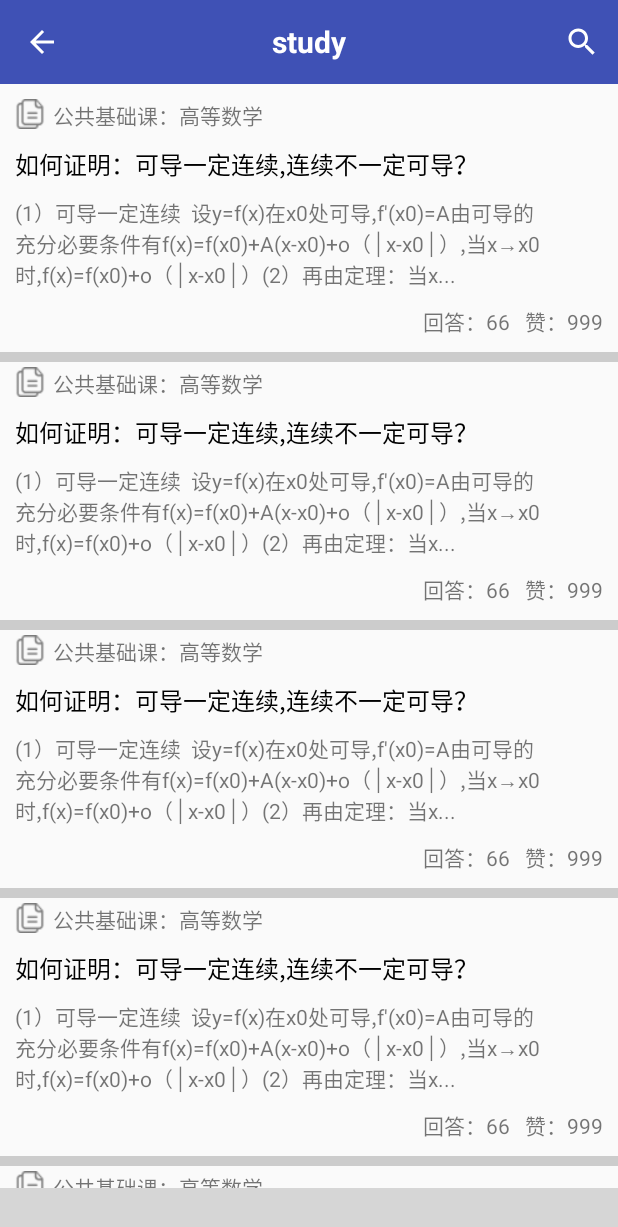
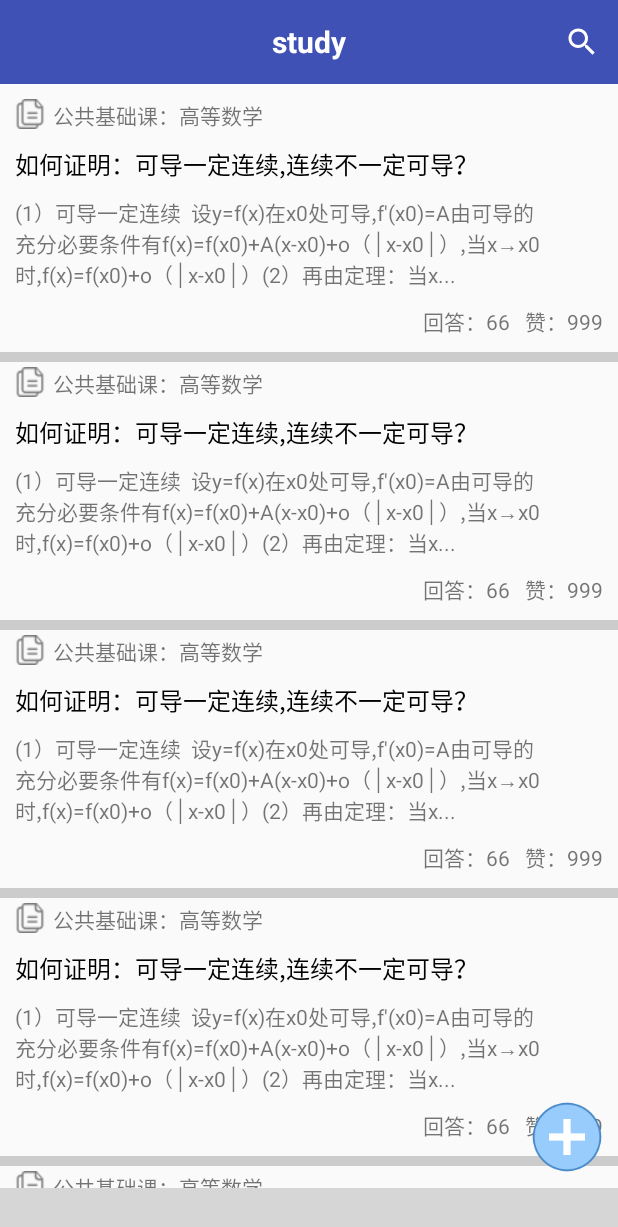
Before and after one commit to SrtpStudy/YiQiXue, an Android app: the screen it shows after launch (MainActivity), on a phone screen of 412 x 824 dp. Shown: the top 1227 px of the screen. Run offline under Robolectric (Android 15) with nearby library versions, the phone set to English and light mode, and no system bars; libraries missing offline, so code that uses them is left out: com.ashokvarma.bottomnavigation; plain views replace BottomNavigationBar; 5 statements that could not run were skipped; grey boxes are pictures that could not be loaded.

Commit message:
新建问题界面完成

```diff
--- a/study/app/src/main/AndroidManifest.xml
+++ b/study/app/src/main/AndroidManifest.xml
@@ -15,6 +15,7 @@
                 <category android:name="android.intent.category.LAUNCHER" />
             </intent-filter>
         </activity>
+        <activity android:name=".activity.NewQuestionActivity"></activity>
     </application>
 
 </manifest>
--- a/study/app/src/main/java/com/cslaker/study/activity/MainActivity.java
+++ b/study/app/src/main/java/com/cslaker/study/activity/MainActivity.java
@@ -28,7 +28,6 @@ public class MainActivity extends AppCompatActivity implements BottomNavigationB
         Toolbar toolbar = (Toolbar) findViewById(R.id.toolbar);
         toolbar.setTitle("");
         setSupportActionBar(toolbar);
-        getSupportActionBar().setDisplayHomeAsUpEnabled(true);
 
         BottomNavigationBar bottomNavigationBar = (BottomNavigationBar) findViewById(R.id.bottom_navigation_bar);
         bottomNavigationBar.setMode(BottomNavigationBar.MODE_FIXED);
--- a/study/app/src/main/java/com/cslaker/study/fragment/HomeFragment.java
+++ b/study/app/src/main/java/com/cslaker/study/fragment/HomeFragment.java
@@ -1,5 +1,6 @@
 package com.cslaker.study.fragment;
 
+import android.content.Intent;
 import android.graphics.Color;
 import android.support.v4.app.Fragment;
 import android.os.Bundle;
@@ -9,8 +10,10 @@ import android.util.Log;
 import android.view.LayoutInflater;
 import android.view.View;
 import android.view.ViewGroup;
+import android.widget.ImageButton;
 
 import com.cslaker.study.R;
+import com.cslaker.study.activity.NewQuestionActivity;
 import com.cslaker.study.adapter.QuestionAdapter;
 import com.cslaker.study.bean.Question;
 import com.cslaker.study.tools.RecyclerViewDivider;
@@ -22,13 +25,14 @@ import java.util.List;
  * Created by CSLaker on 2017/3/24.
  */
 
-public class HomeFragment extends Fragment {
+public class HomeFragment extends Fragment implements View.OnClickListener{
 
     private static HomeFragment fragment;
     private static RecyclerViewDivider dividerLine;
     private RecyclerView mRecyclerView;
     private QuestionAdapter mAdapter;
     private List<Question> mQuesDatas;
+    private ImageButton mNewQuestion;
 
     @Override
     public void onCreate(Bundle savedInstanceState) {
@@ -49,6 +53,9 @@ public class HomeFragment extends Fragment {
     @Override
     public View onCreateView(LayoutInflater inflater, ViewGroup container, Bundle savedInstanceState) {
         View view = inflater.inflate(R.layout.fragment_home, container, false);
+
+        mNewQuestion = (ImageButton) view.findViewById(R.id.ib_new_question);
+        mNewQuestion.setOnClickListener(this);
 
         mRecyclerView = (RecyclerView) view.findViewById(R.id.recycle_view);
         LinearLayoutManager mLayoutManager = new LinearLayoutManager(getActivity());
@@ -85,4 +92,13 @@ public class HomeFragment extends Fragment {
         }
     }
 
+    @Override
+    public void onClick(View v) {
+        switch (v.getId()) {
+            case R.id.ib_new_question: {
+                Intent intent = new Intent(getActivity(), NewQuestionActivity.class);
+                startActivity(intent);
+            }
+        }
+    }
 }
--- a/study/app/src/main/java/com/cslaker/study/fragment/UserFragment.java
+++ b/study/app/src/main/java/com/cslaker/study/fragment/UserFragment.java
@@ -2,7 +2,11 @@ package com.cslaker.study.fragment;
 
 import android.support.v4.app.Fragment;
 import android.os.Bundle;
+import android.util.Log;
 import android.view.LayoutInflater;
+import android.view.Menu;
+import android.view.MenuInflater;
+import android.view.MenuItem;
 import android.view.View;
 import android.view.ViewGroup;
 
--- /dev/null
+++ b/study/app/src/main/res/drawable/bg_edittext.xml
@@ -0,0 +1,5 @@
+<?xml version="1.0" encoding="UTF-8"?>
+<selector xmlns:android="http://schemas.android.com/apk/res/android">
+    <item android:state_window_focused="false" android:drawable="@drawable/bg_edittext_normal" />
+    <item android:state_focused="true" android:drawable="@drawable/bg_edittext_focused" />
+</selector>
--- a/study/app/src/main/res/layout/fragment_home.xml
+++ b/study/app/src/main/res/layout/fragment_home.xml
@@ -1,6 +1,5 @@
 <?xml version="1.0" encoding="utf-8"?>
-<LinearLayout xmlns:android="http://schemas.android.com/apk/res/android"
-    android:orientation="vertical"
+<RelativeLayout xmlns:android="http://schemas.android.com/apk/res/android"
     android:layout_width="match_parent"
     android:layout_height="match_parent">
 
@@ -9,4 +8,13 @@
         android:layout_width="match_parent"
         android:layout_height="match_parent" />
 
-</LinearLayout>
+    <ImageButton
+        android:id="@+id/ib_new_question"
+        android:layout_width="48dp"
+        android:layout_height="48dp"
+        android:layout_margin="10dp"
+        android:background="@drawable/ic_new_question"
+        android:layout_alignParentBottom="true"
+        android:layout_alignParentRight="true" />
+
+</RelativeLayout>
```
Also changed, not shown: study/app/src/main/java/com/cslaker/study/activity/NewQuestionActivity.java (added, +32 -0 lines), study/app/src/main/res/drawable/bg_edittext_focused.xml (added, +8 -0 lines), study/app/src/main/res/drawable/bg_edittext_normal.xml (added, +8 -0 lines), study/app/src/main/res/layout/activity_new_question.xml (added, +66 -0 lines), study/app/src/main/res/drawable-hdpi/ic_new_question.png (added), study/app/src/main/res/drawable-hdpi/ic_picture_black.png (added), study/app/src/main/res/drawable-mdpi/ic_picture_black.png (added), study/app/src/main/res/drawable-xhdpi/ic_picture_black.png (added), study/app/src/main/res/drawable-xxhdpi/ic_picture_black.png (added).
